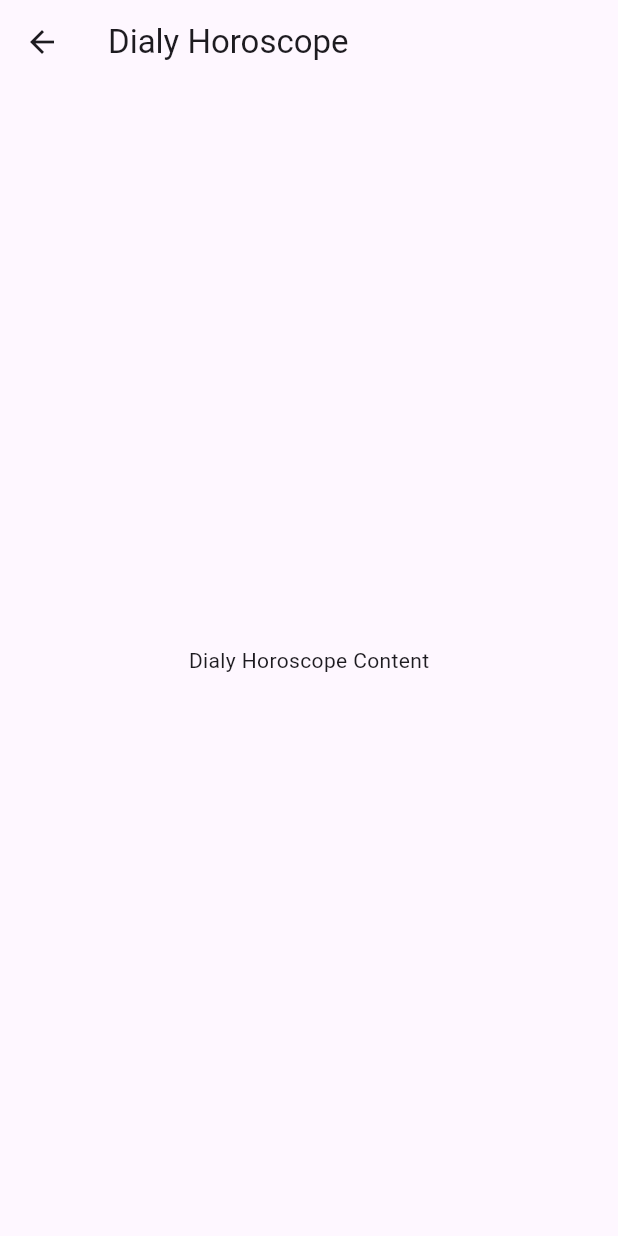
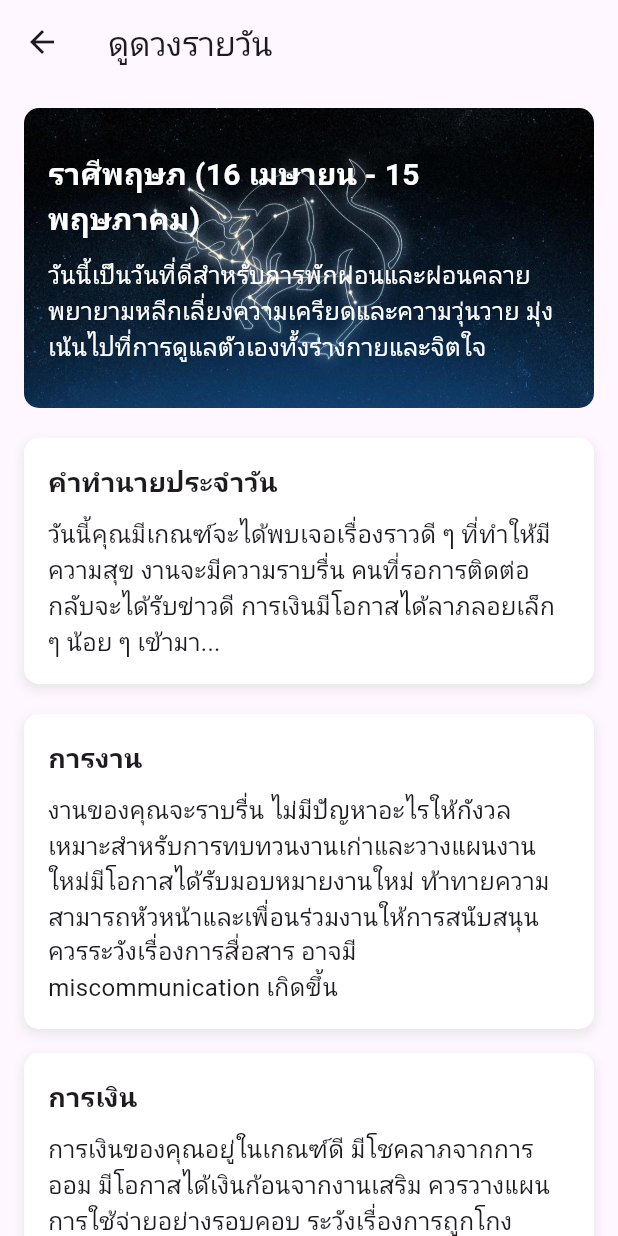
Before and after one commit to ZoFirsT/HoroScope_Rmutp, a Flutter app: the screen it shows once a user with an empty profile is signed in, after a tap on "ดูดวงรายวัน", on a phone screen of 412 x 824 dp. Run offline on Flutter 3.47's test engine with Material 3 defaults, Android fonts, the phone set to English and light mode, and no system bars; our stand-ins replace firebase_auth, firebase_core, google_fonts; accounts and stored records are empty.

Commit message:
add page

```diff
--- /dev/null
+++ b/lib/pages/HoroscopePage/DailyHoroscope.dart
@@ -0,0 +1,210 @@
+// ignore_for_file: prefer_const_constructors, prefer_const_literals_to_create_immutables
+
+import 'package:flutter/material.dart';
+
+class DailyHoroscope extends StatefulWidget {
+  const DailyHoroscope({Key? key}) : super(key: key);
+
+  @override
+  State<DailyHoroscope> createState() => _DailyHoroscopeState();
+}
+
+class _DailyHoroscopeState extends State<DailyHoroscope> {
+  @override
+  Widget build(BuildContext context) {
+    return Scaffold(
+      appBar: AppBar(
+        title: const Text('ดูดวงรายวัน'),
+        leading: IconButton(
+          icon: const Icon(Icons.arrow_back),
+          onPressed: () {
+            Navigator.pop(context);
+          },
+        ),
+      ),
+      body: SingleChildScrollView(
+        child: Padding(
+          padding: const EdgeInsets.all(16.0),
+          child: Column(
+            children: [
+              _buildHeader(),
+              const SizedBox(height: 20),
+              _buildDetailedPrediction(),
+              const SizedBox(height: 20),
+              _buildDetailSection(
+                  title: 'การงาน',
+                  prediction:
+                      'งานของคุณจะราบรื่น ไม่มีปัญหาอะไรให้กังวล เหมาะสำหรับการทบทวนงานเก่าและวางแผนงานใหม่มีโอกาสได้รับมอบหมายงานใหม่ ท้าทายความสามารถหัวหน้าและเพื่อนร่วมงานให้การสนับสนุนควรระวังเรื่องการสื่อสาร อาจมี miscommunication เกิดขึ้น'),
+              const SizedBox(height: 16),
+              _buildDetailSection(
+                  title: 'การเงิน',
+                  prediction:
+                      'การเงินของคุณอยู่ในเกณฑ์ดี มีโชคลาภจากการออม มีโอกาสได้เงินก้อนจากงานเสริม ควรวางแผนการใช้จ่ายอย่างรอบคอบ ระวังเรื่องการถูกโกง'),
+              const SizedBox(height: 16),
+              _buildDetailSection(
+                  title: 'ความรัก',
+                  prediction:
+                      'คนโสดมีโอกาสพบเจอคนถูกใจ ควรระวังเรื่องอารมณ์ ควบคุมอารมณ์ให้ดี คนที่มีคู่ครอง ความสัมพันธ์จะราบรื่น หาเวลาไปเที่ยวหรือทำกิจกรรมร่วมกัน'),
+              const SizedBox(height: 16),
+              _buildDetailSection(
+                  title: 'สุขภาพ',
+                  prediction:
+                      'สุขภาพของคุณแข็งแรงดี แต่อย่าละเลยการพักผ่อน ควรออกกำลังกายอย่างสม่ำเสมอ ทานอาหารให้ครบ 5 หมู่ ระวังเรื่องอุบัติเหตุ'),
+              const SizedBox(height: 16),
+              _buildDetailSection(
+                  title: 'โชคลาภ',
+                  prediction:
+                      'เลขนำโชค: 2, 5, 8  สีนำโชค: เขียว ฟ้า ขาว วันนำโชค: วันพุธ'),
+              const SizedBox(height: 20),
+              _buildAdviceSection(),
+            ],
+          ),
+        ),
+      ),
+    );
+  }
+
+  Widget _buildHeader() {
+    return Container(
+      height: 200,
+      decoration: BoxDecoration(
+        image: DecorationImage(
+          image: AssetImage('assets/taurus.jpg'), // Replace with your image
+          fit: BoxFit.cover,
+        ),
+        borderRadius: BorderRadius.circular(10),
+      ),
+      child: Padding(
+        padding: const EdgeInsets.all(16.0),
+        child: Column(
+          mainAxisAlignment: MainAxisAlignment.center,
+          crossAxisAlignment: CrossAxisAlignment.start,
+          children: [
+            Text(
+              'ราศีพฤษภ (16 เมษายน - 15 พฤษภาคม)',
+              style: TextStyle(
+                fontSize: 20,
+                fontWeight: FontWeight.bold,
+                color: Colors.white,
+              ),
+            ),
+            const SizedBox(height: 10),
+            Text(
+              'วันนี้เป็นวันที่ดีสำหรับการพักผ่อนและผ่อนคลาย พยายามหลีกเลี่ยงความเครียดและความวุ่นวาย มุ่งเน้นไปที่การดูแลตัวเองทั้งร่างกายและจิตใจ',
+              style: TextStyle(
+                fontSize: 16,
+                color: Colors.white,
+              ),
+            ),
+          ],
+        ),
+      ),
+    );
+  }
+
+  Widget _buildDetailedPrediction() {
+    return Container(
+      decoration: BoxDecoration(
+        color: Colors.white,
+        borderRadius: BorderRadius.circular(10),
+        boxShadow: [
+          BoxShadow(
+            color: Colors.grey.withOpacity(0.2),
+            spreadRadius: 1,
+            blurRadius: 5,
+            offset: Offset(0, 3),
+          ),
+        ],
+      ),
+      child: Padding(
+        padding: const EdgeInsets.all(16.0),
+        child: Column(
+          crossAxisAlignment: CrossAxisAlignment.start,
+          children: [
+            Text(
+              'คำทำนายประจำวัน',
+              style: TextStyle(
+                fontSize: 18,
+                fontWeight: FontWeight.bold,
+              ),
+            ),
+            const SizedBox(height: 10),
+            Text(
+              'วันนี้คุณมีเกณฑ์จะได้พบเจอเรื่องราวดี ๆ ที่ทำให้มีความสุข งานจะมีความราบรื่น คนที่รอการติดต่อกลับจะได้รับข่าวดี การเงินมีโอกาสได้ลาภลอยเล็ก ๆ น้อย ๆ เข้ามา...',
+              style: TextStyle(fontSize: 16),
+            ),
+          ],
+        ),
+      ),
+    );
+  }
+
+  Widget _buildDetailSection(
+      {required String title, required String prediction}) {
+    return Container(
+      decoration: BoxDecoration(
+        color: Colors.white,
+        borderRadius: BorderRadius.circular(10),
+        boxShadow: [
+          BoxShadow(
+            color: Colors.grey.withOpacity(0.2),
+            spreadRadius: 1,
+            blurRadius: 5,
+            offset: Offset(0, 3),
+          ),
+        ],
+      ),
+      child: Padding(
+        padding: const EdgeInsets.all(16.0),
+        child: Column(
+          crossAxisAlignment: CrossAxisAlignment.start,
+          children: [
+            Text(
+              title,
+              style: TextStyle(fontSize: 18, fontWeight: FontWeight.bold),
+            ),
+            const SizedBox(height: 10),
+            Text(
+              prediction,
+              style: TextStyle(fontSize: 16),
+            ),
+          ],
+        ),
+      ),
+    );
+  }
+
+  Widget _buildAdviceSection() {
+    return Container(
+      decoration: BoxDecoration(
+        color: Colors.white,
+        borderRadius: BorderRadius.circular(10),
+        boxShadow: [
+          BoxShadow(
+            color: Colors.grey.withOpacity(0.2),
+            spreadRadius: 1,
+            blurRadius: 5,
+            offset: Offset(0, 3),
+          ),
+        ],
+      ),
+      child: Padding(
+        padding: const EdgeInsets.all(16.0),
+        child: Column(
+          crossAxisAlignment: CrossAxisAlignment.start,
+          children: [
+            Text(
+              'คำแนะนำ',
+              style: TextStyle(fontSize: 18, fontWeight: FontWeight.bold),
+            ),
+            const SizedBox(height: 10),
+            Text(
+              'ใช้เวลากับครอบครัวและเพื่อนฝูง ทำกิจกรรมที่ชื่นชอบ เช่น อ่านหนังสือ ฟังเพลง หรือปลูกต้นไม้',
+              style: TextStyle(fontSize: 16),
+            ),
+          ],
+        ),
+      ),
+    );
+  }
+}
--- a/lib/pages/HoroscopePage/dialy_holoscope.dart
+++ /dev/null
@@ -1,31 +0,0 @@
-// ignore_for_file: avoid_unnecessary_containers, prefer_const_constructors
-import 'package:flutter/material.dart';
-
-class DialyHoloscope extends StatefulWidget {
-  const DialyHoloscope({Key? key}) : super(key: key);
-
-  @override
-  State<DialyHoloscope> createState() => _DialyHoloscopeState();
-}
-
-class _DialyHoloscopeState extends State<DialyHoloscope> {
-  @override
-  Widget build(BuildContext context) {
-    return Scaffold(
-      appBar: AppBar(
-        title: Text('Dialy Horoscope'),
-        leading: IconButton(
-          icon: Icon(Icons.arrow_back),
-          onPressed: () {
-            Navigator.pop(context); // ย้อนกลับไปยังหน้าก่อนหน้านี้
-          },
-        ),
-      ),
-      body: Container(
-        child: Center(
-          child: Text('Dialy Horoscope Content'),
-        ),
-      ),
-    );
-  }
-}
--- a/lib/pages/home_page.dart
+++ b/lib/pages/home_page.dart
@@ -2,8 +2,8 @@
 
 import 'package:firebase_auth/firebase_auth.dart';
 import 'package:flutter/material.dart';
-import 'package:rmutp_app/pages/HoroscopePage/dialy_holoscope.dart';
-import 'package:rmutp_app/pages/HoroscopePage/lover_holoscope.dart';
+import 'package:rmutp_app/pages/HoroscopePage/DailyHoroscope.dart';
+import 'package:rmutp_app/pages/HoroscopePage/LoverHoroscope.dart';
 
 class HomePage extends StatelessWidget {
   const HomePage({Key? key}) : super(key: key);
@@ -54,13 +54,13 @@ class HomePage extends StatelessWidget {
                   () {
                     Navigator.push(
                       context,
-                      MaterialPageRoute(builder: (context) => DialyHoloscope()),
+                      MaterialPageRoute(builder: (context) => DailyHoroscope()),
                     );
                   },
                   () {
                     Navigator.push(
                       context,
-                      MaterialPageRoute(builder: (context) => LoverHoloscope()),
+                      MaterialPageRoute(builder: (context) => LoverHoroscope()),
                     );
                   },
                 ),
--- a/pubspec.yaml
+++ b/pubspec.yaml
@@ -34,10 +34,12 @@ dependencies:
   firebase_auth: ^4.17.4
 
 
+
   # The following adds the Cupertino Icons font to your application.
   # Use with the CupertinoIcons class for iOS style icons.
   cupertino_icons: ^1.0.6
   google_fonts: ^6.1.0
+  http: ^1.2.0
 
 dev_dependencies:
   flutter_test:
@@ -58,6 +60,8 @@ dev_dependencies:
 flutter:
   assets:
     - assets/BG.png
+    - assets/taurus.jpg
+    - assets/couple.webp
 
   # The following line ensures that the Material Icons font is
   # included with your application, so that you can use the icons in
```
Also changed, not shown: lib/pages/HoroscopePage/LoverHoroscope.dart (added, +192 -0 lines), lib/pages/HoroscopePage/lover_holoscope.dart (deleted, +0 -32 lines), assets/couple.webp (added), assets/taurus.jpg (added), pubspec.lock.
